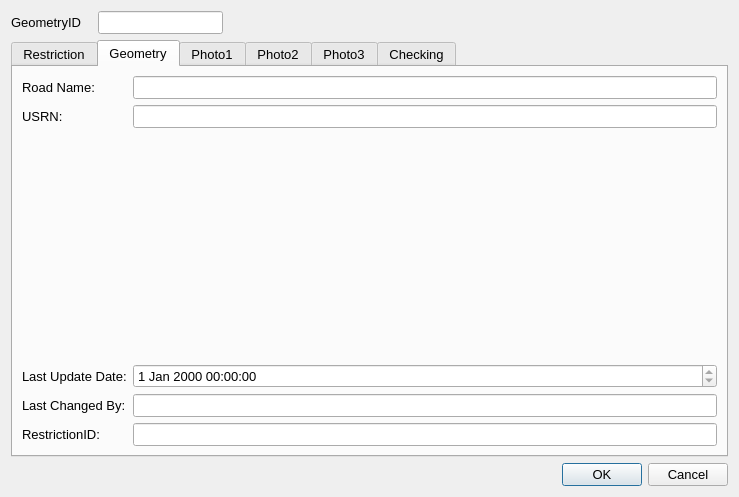
Qt form ui/CrossingPoints.ui (tlh22/demandForm) before a commit.
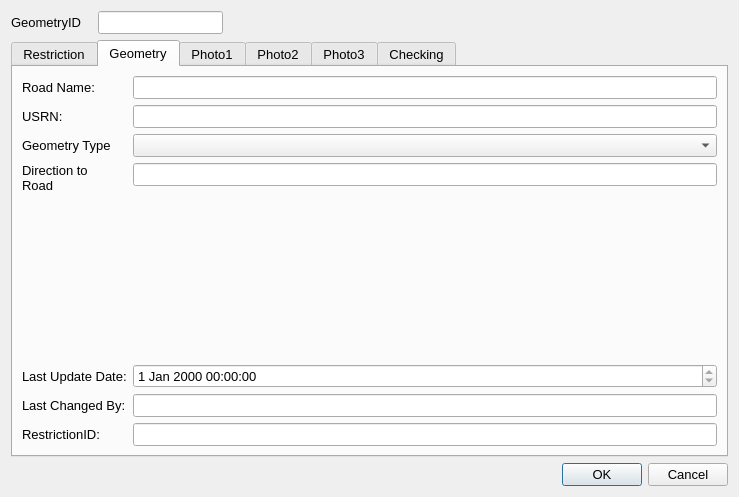
The same form after that commit. The open tabs and pages were chosen to show the change. Icons and pictures are not drawn.

What changed in the file:
```diff
--- a/ui/CrossingPoints.ui
+++ b/ui/CrossingPoints.ui
@@ -210,7 +210,7 @@
        <item row="1" column="1">
         <widget class="QLineEdit" name="USRN"/>
        </item>
-       <item row="3" column="1">
+       <item row="5" column="1">
         <spacer name="verticalSpacer">
          <property name="orientation">
           <enum>Qt::Vertical</enum>
@@ -223,40 +223,96 @@
          </property>
         </spacer>
        </item>
-       <item row="4" column="0">
+       <item row="6" column="0">
         <widget class="QLabel" name="label_8">
          <property name="text">
           <string>Last Update Date:</string>
          </property>
         </widget>
        </item>
-       <item row="4" column="1">
-        <widget class="QDateTimeEdit" name="Signs_DateTime">
+       <item row="6" column="1">
+        <widget class="QDateTimeEdit" name="LastUpdateDateTime">
          <property name="readOnly">
           <bool>true</bool>
          </property>
         </widget>
        </item>
-       <item row="5" column="0">
+       <item row="7" column="0">
         <widget class="QLabel" name="label_2">
          <property name="text">
           <string>Last Changed By:</string>
          </property>
         </widget>
        </item>
-       <item row="5" column="1">
-        <widget class="QLineEdit" name="Surveyor"/>
+       <item row="7" column="1">
+        <widget class="QLineEdit" name="LastUpdateDateTime_2"/>
        </item>
-       <item row="6" column="0">
+       <item row="8" column="0">
         <widget class="QLabel" name="label_9">
          <property name="text">
           <string>RestrictionID:</string>
          </property>
         </widget>
        </item>
-       <item row="6" column="1">
+       <item row="8" column="1">
         <widget class="QLineEdit" name="RestrictionID"/>
        </item>
+       <item row="4" column="1">
+        <widget class="QLineEdit" name="AzimuthToRoadCentreLine">
+         <property name="text">
+          <string/>
+         </property>
+        </widget>
+       </item>
+       <item row="3" column="1">
+        <widget class="QComboBox" name="GeomShapeID">
+         <property name="editable">
+          <bool>false</bool>
+         </property>
+         <property name="currentIndex">
+          <number>-1</number>
+         </property>
+        </widget>
+       </item>
+       <item row="3" column="0">
+        <widget class="QLabel" name="lbl_GeometryType">
+         <property name="minimumSize">
+          <size>
+           <width>90</width>
+           <height>16</height>
+          </size>
+         </property>
+         <property name="font">
+          <font>
+           <pointsize>10</pointsize>
+          </font>
+         </property>
+         <property name="text">
+          <string>Geometry Type</string>
+         </property>
+        </widget>
+       </item>
+       <item row="4" column="0">
+        <widget class="QLabel" name="lbl_AzToRoadCL">
+         <property name="minimumSize">
+          <size>
+           <width>90</width>
+           <height>16</height>
+          </size>
+         </property>
+         <property name="font">
+          <font>
+           <pointsize>10</pointsize>
+          </font>
+         </property>
+         <property name="text">
+          <string>Direction to Road Centreline:</string>
+         </property>
+         <property name="wordWrap">
+          <bool>true</bool>
+         </property>
+        </widget>
+       </item>
       </layout>
      </widget>
      <widget class="QWidget" name="PhotoTab_01">
```
